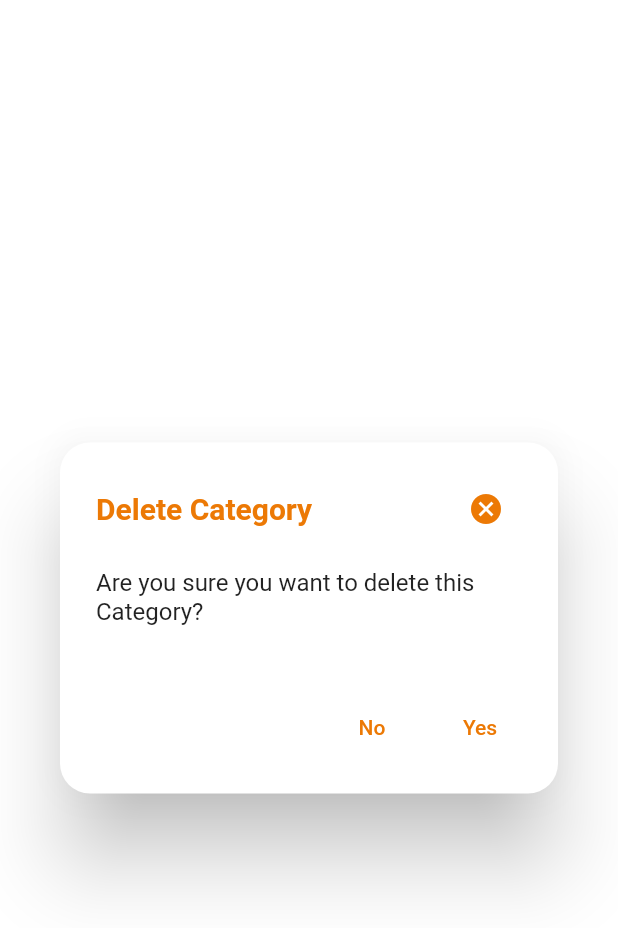
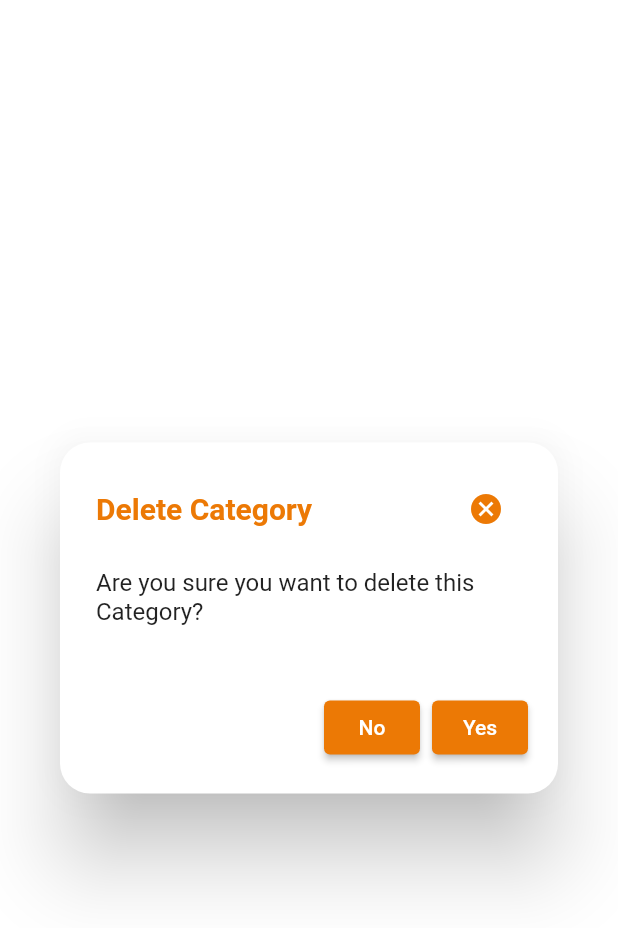
Before and after one commit to Abhu2002/neoPOS, a Flutter app: the DeleteCategoryPopup widget shown alone on an empty page, opened directly with empty values, on a phone screen of 412 x 824 dp. Shown: the top 928 px of the screen. Run offline on Flutter 3.47's test engine with Material 2 defaults, Android fonts, the phone set to English and light mode, and no system bars; our stand-ins replace bloc, cached_network_image, cloud_firestore, easy_sidemenu, equatable, firebase_core and 6 more; missing offline and left inert: dart:html; accounts and stored records are empty; generated files the repository leaves out were written again.

Commit message:
BUG [NP-72]-Final Localisation and  Update code changes done

```diff
--- a/lib/screens/category/category_operation/delete_operation/delete_category_dialog.dart
+++ b/lib/screens/category/category_operation/delete_operation/delete_category_dialog.dart
@@ -48,13 +48,13 @@ class _DeleteCategoryPopupState extends State<DeleteCategoryPopup> {
           content:
               Text(AppLocalizations.of(context)!.delete_confirm_msg_category),
           actions: [
-            TextButton(
+            ElevatedButton(
               onPressed: () {
                 Navigator.of(context).pop();
               },
               child: Text(AppLocalizations.of(context)!.no_title),
             ),
-            TextButton(
+            ElevatedButton(
               onPressed: () async {
                 BlocProvider.of<CategoryDeletionBloc>(context)
                     .add(ConfirmTableDeletionEvent(widget.categoryID));
@@ -75,7 +75,7 @@ class _DeleteCategoryPopupState extends State<DeleteCategoryPopup> {
           shape: const RoundedRectangleBorder(
               borderRadius: BorderRadius.all(Radius.circular(20))),
           actionsPadding: const EdgeInsets.all(20),
-          title: const PopUpRow(title: "Error"),
+          title:  PopUpRow(title: AppLocalizations.of(context)!.error_text),
           content: Text(error),
           actions: [
             TextButton(
@@ -83,7 +83,7 @@ class _DeleteCategoryPopupState extends State<DeleteCategoryPopup> {
                 Navigator.of(context).pop();
                 Navigator.of(context).pop();
               },
-              child: const Text('OK'),
+              child:  Text(AppLocalizations.of(context)!.ok_button),
             ),
           ],
         );
--- a/lib/screens/category/category_page/read_category_event.dart
+++ b/lib/screens/category/category_page/read_category_event.dart
@@ -10,5 +10,6 @@ abstract class ReadCategoryEvent extends Equatable {
 class LoadDataEvent extends ReadCategoryEvent {}
 
 class InitialEvent extends ReadCategoryEvent {
-
+  bool isfirst;
+  InitialEvent(this.isfirst);
 }
--- a/lib/screens/dashboard/dashboard_page.dart
+++ b/lib/screens/dashboard/dashboard_page.dart
@@ -123,9 +123,9 @@ class _DashboardPage extends State<DashboardPage> {
                       SingleChildScrollView(child: OrderPageRead()),
 
                       ///TODO DashBoard and History page pending
-                      Center(
+                      /*Center(
                         child: Text('Dashboard'),
-                      ),
+                      ),*/
                       Center(
                         child: Text('Order History'),
                       ),
--- a/lib/screens/products/products_page/read_products_event.dart
+++ b/lib/screens/products/products_page/read_products_event.dart
@@ -10,5 +10,6 @@ abstract class ReadProductsEvent extends Equatable {
 class ReadLoadedDataEvent extends ReadProductsEvent {}
 
 class ReadInitialEvent extends ReadProductsEvent {
-
+  bool isfirst;
+  ReadInitialEvent(this.isfirst);
 }
--- a/lib/screens/table/table_operation/create_operation/create_table_state.dart
+++ b/lib/screens/table/table_operation/create_operation/create_table_state.dart
@@ -15,7 +15,7 @@ class TableErrorState extends CreateTableState {
   final String errorMessage;
   const TableErrorState(this.errorMessage);
 }
-
+class TableNameNotAvailableState extends CreateTableState {}
 class TableCreatedState extends CreateTableState {
   bool isCreated;
   TableCreatedState(this.isCreated);
--- a/lib/screens/table/table_page/table_event.dart
+++ b/lib/screens/table/table_page/table_event.dart
@@ -10,5 +10,6 @@ abstract class TableEvent extends Equatable {
 class LoadDataEvent extends TableEvent {}
 
 class InitialEvent extends TableEvent {
-
+  bool isfirst;
+  InitialEvent(this.isfirst);
 }
--- a/lib/screens/table/table_page/table_page.dart
+++ b/lib/screens/table/table_page/table_page.dart
@@ -136,7 +136,7 @@ class _TableReadState extends State<TableRead> {
                                                                     TableBloc>(
                                                                 context)
                                                             .add(
-                                                                InitialEvent()));
+                                                                InitialEvent(false)));
                                                   case "tableEdit":
                                                     showDialog(
                                                         context: context,
@@ -172,7 +172,7 @@ class _TableReadState extends State<TableRead> {
                                           "Capacity: ${(data[i]["tablecapacity"]).toString()}"),
                                     ],
                                   ),
-                                  )         ),
+                                  )
                               ),
                             ),
                           )),
--- a/lib/screens/users/user_operations/user_create/create_user_bloc.dart
+++ b/lib/screens/users/user_operations/user_create/create_user_bloc.dart
@@ -12,7 +12,7 @@ class CreateUserBloc extends Bloc<CreateUserEvent, CreateUserState> {
   void Function(String)? showMessage;
 
   CreateUserBloc() : super(CreateUserInitial()) {
-    on<InputEvent>((event, emit) {
+    on<UserIntialEvent>((event, emit) {
       emit(CreateUserInitial());
     });
     on<CreateUserFBEvent>((event, emit) async {
--- a/lib/screens/users/user_operations/user_delete/delete_user_dialog.dart
+++ b/lib/screens/users/user_operations/user_delete/delete_user_dialog.dart
@@ -80,7 +80,7 @@ class _DeleteUserPopupState extends State<DeleteUserPopup> {
           title: PopUpRow(title: AppLocalizations.of(context)!.error_text),
           content: Text(error),
           actions: [
-            TextButton(
+            ElevatedButton(
               onPressed: () {
                 Navigator.of(context).pop();
                 Navigator.of(context).pop();
```
Also changed, not shown: lib/screens/products/products_operation/delete_operation/delete_product_dialog.dart (+11 -5 lines), lib/screens/table/table_operation/delete_operation/delete_table_dialog.dart (+4 -4 lines).
